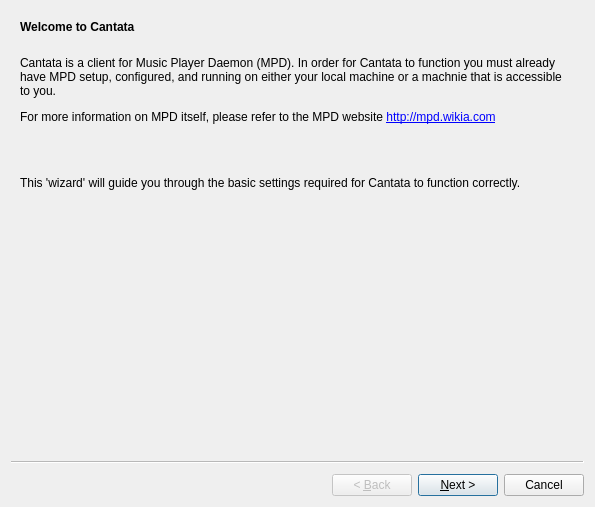
Old version of the form gui/initialsettingswizard.ui in the repository polpo/cantata-mac.
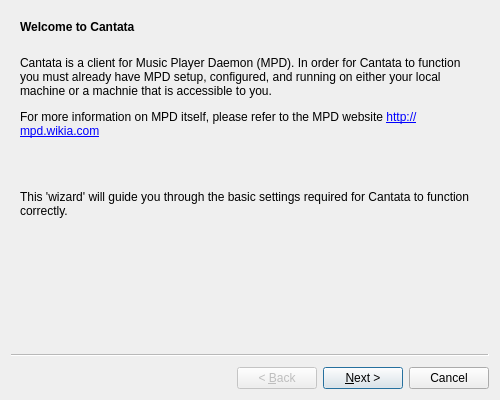
New version of the form. Custom widgets are drawn as their Qt base class.

Commit message: More high DPI changes BUG: 231

Diff of the .ui file:
```diff
--- a/gui/initialsettingswizard.ui
+++ b/gui/initialsettingswizard.ui
@@ -2,14 +2,6 @@
 <ui version="4.0">
  <class>InitialSettingsWizard</class>
  <widget class="QWizard" name="InitialSettingsWizard">
-  <property name="geometry">
-   <rect>
-    <x>0</x>
-    <y>0</y>
-    <width>595</width>
-    <height>507</height>
-   </rect>
-  </property>
   <property name="windowTitle">
    <string>Cantata First Run</string>
   </property>
```
Left out of the diff: 4 changed lines with no effect on the pictures. The commit also changes 1 other file.
